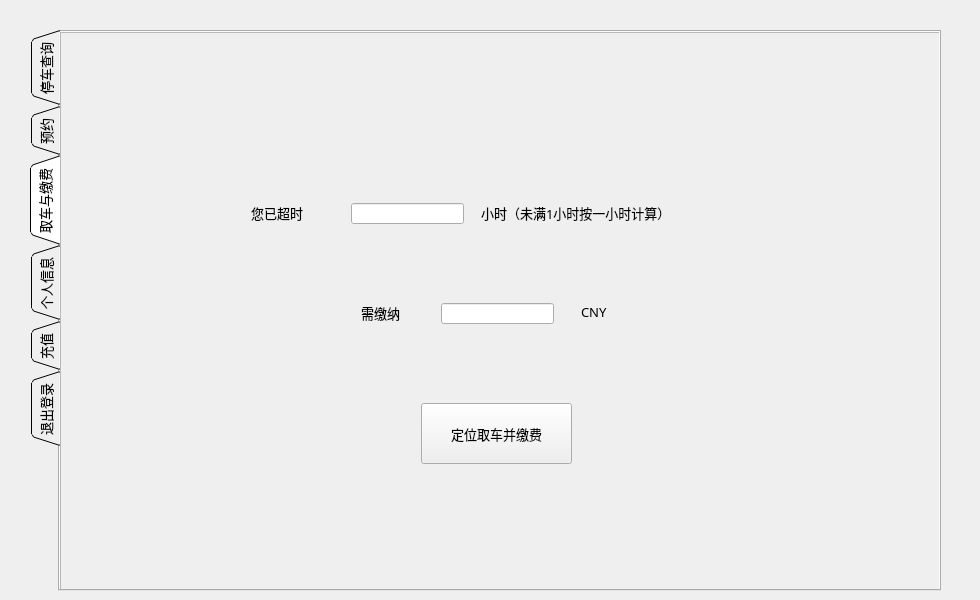
helloworldXzb/ParkingManager, file userwindow.ui: the form before one commit.
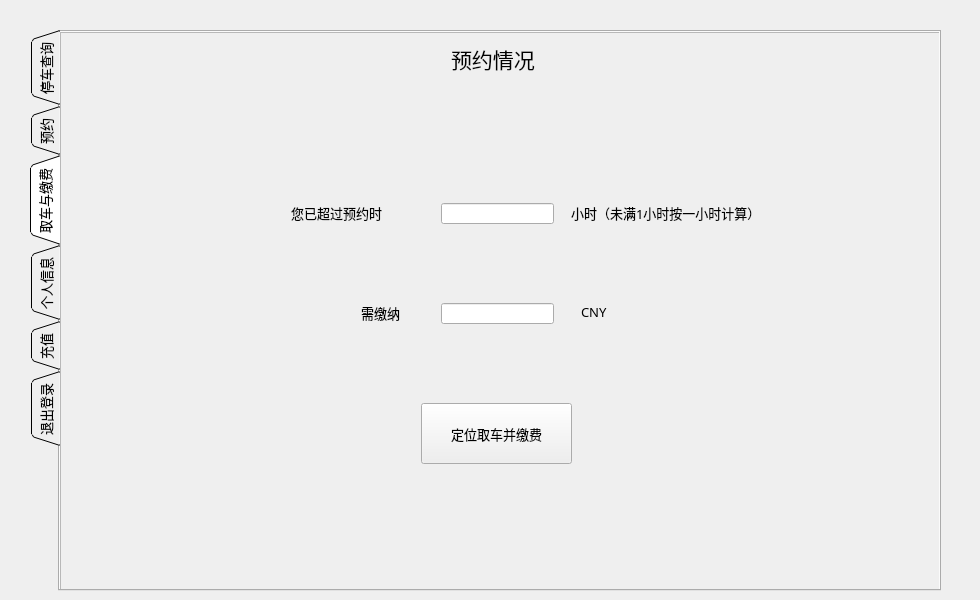
The form after the commit. The open tabs and pages were chosen to show the change. Icons and pictures are not drawn.

Diff of the .ui file:
```diff
--- a/userwindow.ui
+++ b/userwindow.ui
@@ -337,20 +337,20 @@
       <widget class="QLabel" name="label_28">
        <property name="geometry">
         <rect>
-         <x>190</x>
+         <x>230</x>
          <y>170</y>
-         <width>81</width>
+         <width>131</width>
          <height>21</height>
         </rect>
        </property>
        <property name="text">
-        <string>&lt;html&gt;&lt;head/&gt;&lt;body&gt;&lt;p&gt;您已超时&lt;/p&gt;&lt;/body&gt;&lt;/html&gt;</string>
+        <string>&lt;html&gt;&lt;head/&gt;&lt;body&gt;&lt;p&gt;您已超过预约时&lt;/p&gt;&lt;/body&gt;&lt;/html&gt;</string>
        </property>
       </widget>
       <widget class="QLineEdit" name="lineEdit_14">
        <property name="geometry">
         <rect>
-         <x>290</x>
+         <x>380</x>
          <y>170</y>
          <width>113</width>
          <height>21</height>
@@ -363,7 +363,7 @@
       <widget class="QLabel" name="label_29">
        <property name="geometry">
         <rect>
-         <x>420</x>
+         <x>510</x>
          <y>170</y>
          <width>261</width>
          <height>21</height>
@@ -425,6 +425,25 @@
         <string>&lt;html&gt;&lt;head/&gt;&lt;body&gt;&lt;p&gt;CNY&lt;/p&gt;&lt;/body&gt;&lt;/html&gt;</string>
        </property>
       </widget>
+      <widget class="QLabel" name="label_12">
+       <property name="geometry">
+        <rect>
+         <x>390</x>
+         <y>10</y>
+         <width>111</width>
+         <height>31</height>
+        </rect>
+       </property>
+       <property name="font">
+        <font>
+         <family>黑体</family>
+         <pointsize>16</pointsize>
+        </font>
+       </property>
+       <property name="text">
+        <string>预约情况</string>
+       </property>
+      </widget>
      </widget>
     </widget>
    </widget>
```
Left out of the diff: 40 changed lines with no effect on the pictures.
